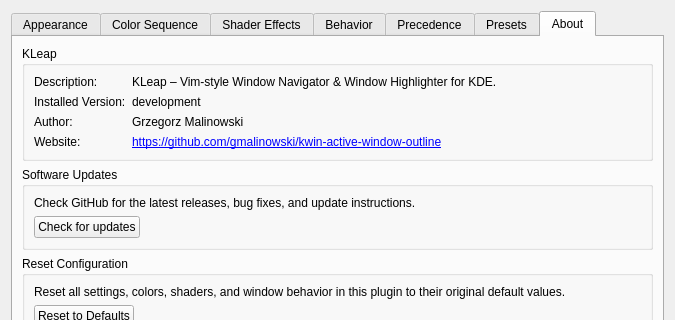
Old version of the form activewindowoutline_config.ui in the repository gmalinowski/LeapK; both pictures show x 0 to 675 and y 0 to 320 of the 675 by 1261 pixel window.
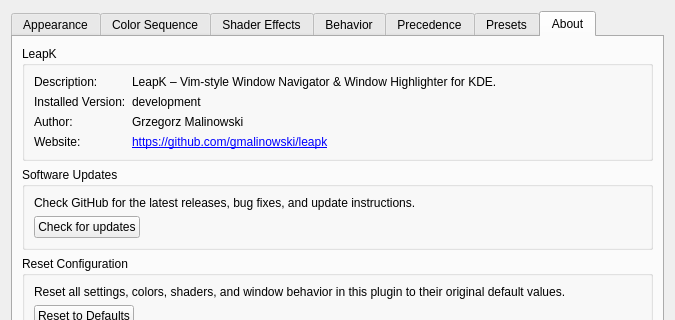
New version of the form. The open tabs and pages were chosen to show the change. Icons and pictures are not drawn. Custom widgets are drawn as their Qt base class.

Commit message: chore(branding): rebrand project to LeapK and update repository URLs to leapk

What changed in the file:
```diff
--- a/activewindowoutline_config.ui
+++ b/activewindowoutline_config.ui
@@ -2376,7 +2376,7 @@
        <item>
         <widget class="QGroupBox" name="groupAboutInfo">
          <property name="title">
-          <string>KLeap</string>
+          <string>LeapK</string>
          </property>
          <layout class="QFormLayout" name="formLayoutAboutInfo">
           <item row="0" column="0">
@@ -2389,7 +2389,7 @@
           <item row="0" column="1">
            <widget class="QLabel" name="label_aboutDescVal">
             <property name="text">
-             <string>KLeap – Vim-style Window Navigator &amp; Window Highlighter for KDE.</string>
+             <string>LeapK – Vim-style Window Navigator &amp; Window Highlighter for KDE.</string>
             </property>
             <property name="wordWrap">
              <bool>true</bool>
@@ -2440,7 +2440,7 @@
           <item row="3" column="1">
            <widget class="QLabel" name="label_websiteVal">
             <property name="text">
-             <string>&lt;a href=&quot;https://github.com/gmalinowski/kwin-active-window-outline&quot;&gt;https://github.com/gmalinowski/kwin-active-window-outline&lt;/a&gt;</string>
+             <string>&lt;a href=&quot;https://github.com/gmalinowski/leapk&quot;&gt;https://github.com/gmalinowski/leapk&lt;/a&gt;</string>
             </property>
             <property name="openExternalLinks">
              <bool>true</bool>
```
Left out of the diff: 4 changed lines with no effect on the pictures. The commit also changes 27 other files.
